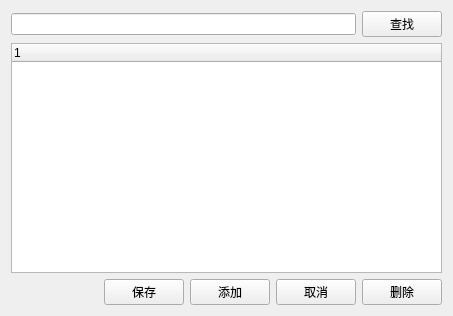
lwh2398819901/debProject, file untitled1/apkinfomanager.ui: the form before one commit.
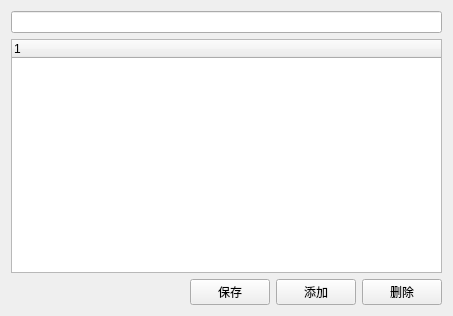
The form after the commit.

```diff
--- a/untitled1/apkinfomanager.ui
+++ b/untitled1/apkinfomanager.ui
@@ -19,17 +19,16 @@
      <item>
       <widget class="QLineEdit" name="lineEdit"/>
      </item>
-     <item>
-      <widget class="QPushButton" name="pushButton">
-       <property name="text">
-        <string>查找</string>
-       </property>
-      </widget>
-     </item>
     </layout>
    </item>
    <item row="1" column="0">
-    <widget class="QTreeWidget" name="treeWidget"/>
+    <widget class="QTreeWidget" name="treeWidget">
+     <column>
+      <property name="text">
+       <string notr="true">1</string>
+      </property>
+     </column>
+    </widget>
    </item>
    <item row="2" column="0">
     <layout class="QHBoxLayout" name="horizontalLayout">
@@ -61,14 +60,7 @@
       </widget>
      </item>
      <item>
-      <widget class="QPushButton" name="cancelBtn">
-       <property name="text">
-        <string>取消</string>
-       </property>
-      </widget>
-     </item>
-     <item>
-      <widget class="QPushButton" name="pushButton_2">
+      <widget class="QPushButton" name="deleteBtn">
        <property name="text">
         <string>删除</string>
        </property>
```
